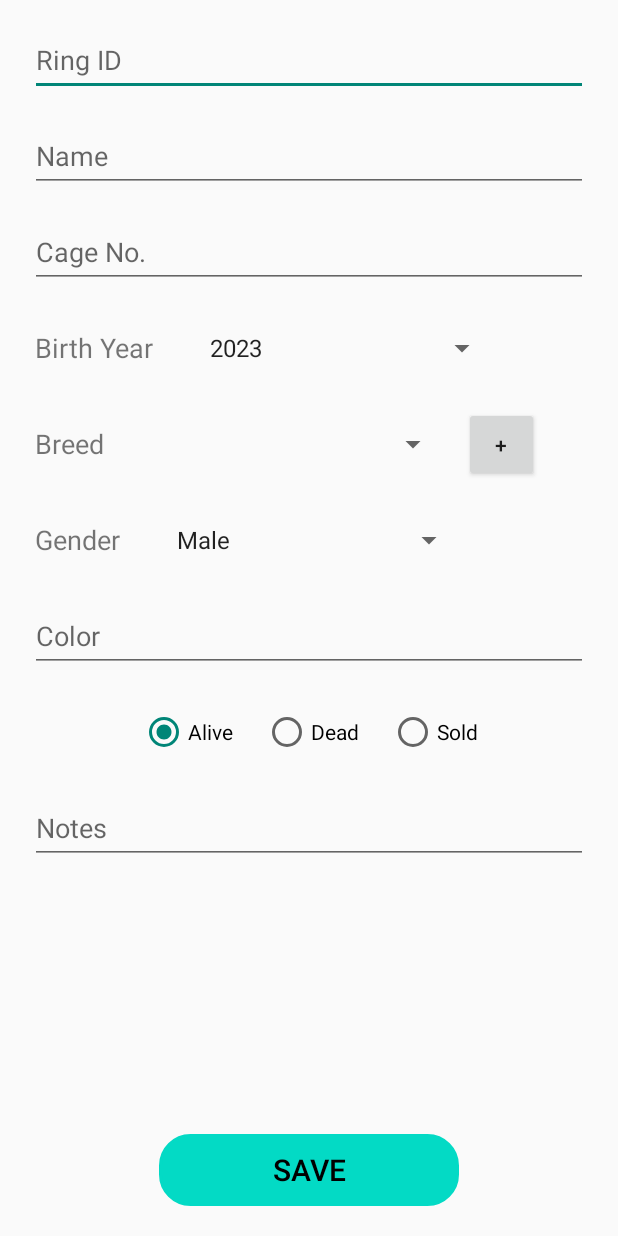
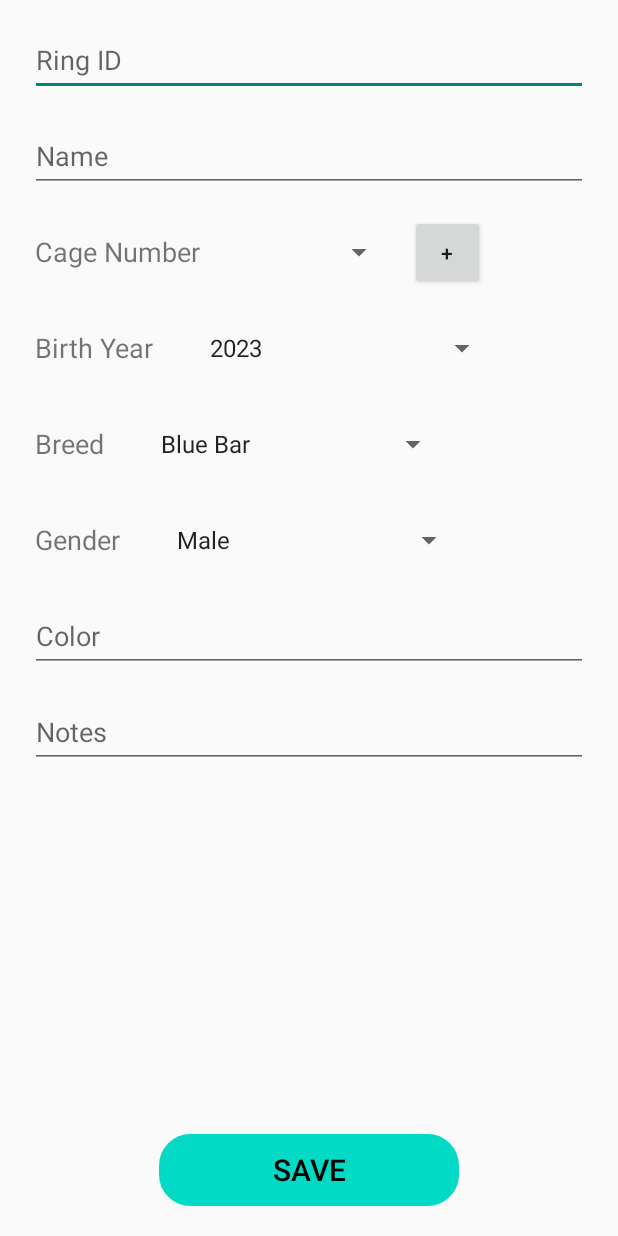
Before and after one commit to ReyesJayMilson/SD4, an Android app: the PigeonAdding screen opened directly, with no data from a screen before it, on a phone screen of 412 x 824 dp. Run offline under Robolectric (Android 15) with nearby library versions, the phone set to English and light mode, and no system bars.

Commit message:
spinner revise

```diff
--- a/app/src/main/java/com/example/pigeonbreedermanagementapplication/Pigeon/PigeonAdding.java
+++ b/app/src/main/java/com/example/pigeonbreedermanagementapplication/Pigeon/PigeonAdding.java
@@ -1,7 +1,10 @@
 package com.example.pigeonbreedermanagementapplication.Pigeon;
 
+import android.content.DialogInterface;
 import android.os.Bundle;
+import android.text.InputType;
 import android.view.View;
+import android.widget.AdapterView;
 import android.widget.ArrayAdapter;
 import android.widget.Button;
 import android.widget.EditText;
@@ -11,9 +14,12 @@ import android.widget.Spinner;
 import android.widget.Toast;
 
 import androidx.annotation.Nullable;
+import androidx.appcompat.app.AlertDialog;
 import androidx.appcompat.app.AppCompatActivity;
 
 import com.example.pigeonbreedermanagementapplication.DatabaseHelper;
+import com.example.pigeonbreedermanagementapplication.MainActivity;
+import com.example.pigeonbreedermanagementapplication.Profile.ProfilesGetSet;
 import com.example.pigeonbreedermanagementapplication.R;
 
 import java.util.ArrayList;
@@ -23,14 +29,14 @@ import java.util.List;
 
 public class PigeonAdding extends AppCompatActivity {
 
-    Button btSave;
+    Button btSave, btAddCage;
     EditText etRingID, etName, etColor, etNotes, etCageNumber;
     Spinner spBirthYear, spGender, spBreed;
     int selectedYear, selectedStatusID;
     RadioGroup rgStatus;
     RadioButton rbStatus;
-    String selectedStatus, selectedGender;
-    int indexYear, indexGender;
+    String selectedStatus, selectedGender, selectedBreed;
+    int indexYear, indexGender, indexBreed;
     DatabaseHelper dbhelper;
 
 
@@ -52,11 +58,11 @@ public class PigeonAdding extends AppCompatActivity {
 //            // set the other EditText fields here as well
 //        }
 
-
+        btAddCage = findViewById(R.id.bt_AddCage);
         btSave = findViewById(R.id.bt_Save);
         etRingID = findViewById(R.id.et_RingID);
         etName = findViewById(R.id.et_Name);
-        etCageNumber = findViewById(R.id.et_CageNo);
+//        etCageNumber = findViewById(R.id.et_CageNo);
         spBirthYear = findViewById(R.id.sp_BirthYear);
         spBreed = findViewById(R.id.sp_Breed);
         etColor = findViewById(R.id.et_Color);
@@ -93,6 +99,62 @@ public class PigeonAdding extends AppCompatActivity {
 //        spGender.setSelection(0);
 
 
+        List<String> breeds = new ArrayList<>();
+        breeds.add("Blue Bar");
+        breeds.add("Grizzle");
+        breeds.add("Brown");
+        breeds.add("Others...");
+
+        ArrayAdapter<String> breedsAdapter = new ArrayAdapter<>(this, android.R.layout.simple_spinner_item, breeds);
+        breedsAdapter.setDropDownViewResource(android.R.layout.simple_spinner_dropdown_item);
+        spBreed.setAdapter(breedsAdapter);
+        spBreed.setOnItemSelectedListener(new AdapterView.OnItemSelectedListener() {
+            @Override
+            public void onItemSelected(AdapterView<?> parent, View view, int position, long id) {
+                String selectedBreed = breeds.get(position);
+                if (selectedBreed.equals("Others...")) {
+                    // Show a dialog to prompt the user for input
+                    AlertDialog.Builder builder = new AlertDialog.Builder(PigeonAdding.this);
+                    builder.setTitle("Enter Breed");
+
+                    final EditText input = new EditText(PigeonAdding.this);
+                    input.setInputType(InputType.TYPE_CLASS_TEXT);
+                    builder.setView(input);
+
+                    builder.setPositiveButton("OK", new DialogInterface.OnClickListener() {
+                        @Override
+                        public void onClick(DialogInterface dialog, int which) {
+                            String newBreed = input.getText().toString();
+                            // Add the new breed to the list of breeds
+                            breeds.add(breeds.size() - 1, newBreed);
+                            // Notify the adapter that the data has changed
+                            breedsAdapter.notifyDataSetChanged();
+                            // Set the selected item to the newly entered breed
+                            spBreed.setSelection(breeds.indexOf(newBreed));
+                        }
+                    });
+                    builder.setNegativeButton("Cancel", new DialogInterface.OnClickListener() {
+                        @Override
+                        public void onClick(DialogInterface dialog, int which) {
+                            dialog.cancel();
+                        }
+                    });
+
+                    builder.show();
+                }
+            }
+
+            @Override
+            public void onNothingSelected(AdapterView<?> parent) {
+
+            }
+        });
+
+
+
+
+
+
         btSave.setOnClickListener(new View.OnClickListener() {
             @Override
             public void onClick(View v) {
@@ -106,12 +168,14 @@ public class PigeonAdding extends AppCompatActivity {
                 }
                 indexYear = spBirthYear.getSelectedItemPosition();
                 selectedYear = years.get(indexYear);
+                indexBreed = spBreed.getSelectedItemPosition();
+                selectedBreed = breeds.get(indexBreed);
                 indexGender = spGender.getSelectedItemPosition();
                 selectedGender = Listgender.get(indexGender);
                 selectedStatusID = rgStatus.getCheckedRadioButtonId();
                 rbStatus = findViewById(selectedStatusID);
                 selectedStatus = rbStatus.getText().toString();
-                PigeonsGetSet pigeons = new PigeonsGetSet(etRingID.getText().toString(), etName.getText().toString(), Integer.parseInt(etCageNumber.getText().toString()), selectedYear, etBreed.getText().toString(), selectedGender, etColor.getText().toString(), selectedStatus, etNotes.getText().toString());
+                PigeonsGetSet pigeons = new PigeonsGetSet(etRingID.getText().toString(), etName.getText().toString(), Integer.parseInt(etCageNumber.getText().toString()), selectedYear, selectedBreed, selectedGender, etColor.getText().toString(), selectedStatus, etNotes.getText().toString());
 
                 boolean success = dbhelper.addPigeon(pigeons);
 
--- a/app/src/main/res/layout/pigeon_add.xml
+++ b/app/src/main/res/layout/pigeon_add.xml
@@ -29,17 +29,42 @@
             android:layout_marginTop="16dp"
             android:hint="Name" />
 
-        <EditText
-            android:id="@+id/et_CageNo"
+        <LinearLayout
             android:layout_width="match_parent"
             android:layout_height="48dp"
-            android:layout_below="@+id/et_Name"
+            android:orientation="horizontal"
             android:layout_centerHorizontal="true"
             android:layout_marginHorizontal="20dp"
             android:layout_marginTop="16dp"
-            android:inputType="number"
-            android:hint="Cage No." />
+            android:layout_below="@+id/et_Name"
+            android:id="@+id/spinnerCage">
 
+            <TextView
+                android:id="@+id/tv_CageNo"
+                android:layout_width="wrap_content"
+                android:layout_height="wrap_content"
+                android:text="Cage Number"
+                android:layout_marginLeft="3dp"
+                android:layout_marginRight="30dp"
+                android:textSize="18sp"
+                android:layout_gravity="center_vertical" />
+
+            <Spinner
+                android:id="@+id/sp_CageNo"
+                android:layout_width="100dp"
+                android:layout_height="48dp"
+                android:layout_centerHorizontal="true" />
+
+            <Button
+                android:id="@+id/bt_AddCage"
+                android:layout_width="50dp"
+                android:layout_height="50dp"
+                android:layout_marginLeft="10dp"
+                android:text="+"
+                android:layout_centerHorizontal="true"
+                android:layout_gravity="center_vertical"/>
+
+        </LinearLayout>
 
         <LinearLayout
             android:layout_width="match_parent"
@@ -48,7 +73,7 @@
             android:layout_centerHorizontal="true"
             android:layout_marginHorizontal="20dp"
             android:layout_marginTop="16dp"
-            android:layout_below="@+id/et_CageNo"
+            android:layout_below="@+id/spinnerCage"
             android:id="@+id/spinnertext">
 
             <TextView
@@ -94,14 +119,6 @@
                 android:layout_height="48dp"
                 android:layout_centerHorizontal="true" />
 
-            <Button
-                android:id="@+id/bt_AddBreed"
-                android:layout_width="50dp"
-                android:layout_height="50dp"
-                android:layout_marginLeft="10dp"
-                android:text="+"
-                android:layout_centerHorizontal="true"
-                android:layout_gravity="center_vertical"/>
 
         </LinearLayout>
 
@@ -151,7 +168,8 @@
             android:layout_centerHorizontal="true"
             android:layout_marginHorizontal="20dp"
             android:layout_marginTop="16dp"
-            android:orientation="horizontal">
+            android:orientation="horizontal"
+            android:visibility="gone">
 
             <RadioButton
                 android:id="@+id/rb_Alive"
@@ -180,7 +198,7 @@
             android:id="@+id/et_Notes"
             android:layout_width="match_parent"
             android:layout_height="48dp"
-            android:layout_below="@+id/rg_Status"
+            android:layout_below="@+id/et_Color"
             android:layout_centerHorizontal="true"
             android:layout_marginHorizontal="20dp"
             android:layout_marginTop="16dp"
```
Also changed, not shown: app/src/main/java/com/example/pigeonbreedermanagementapplication/DatabaseHelper.java (+10 -1 lines), app/src/main/res/layout/pigeon_breed.xml (added, +20 -0 lines).
